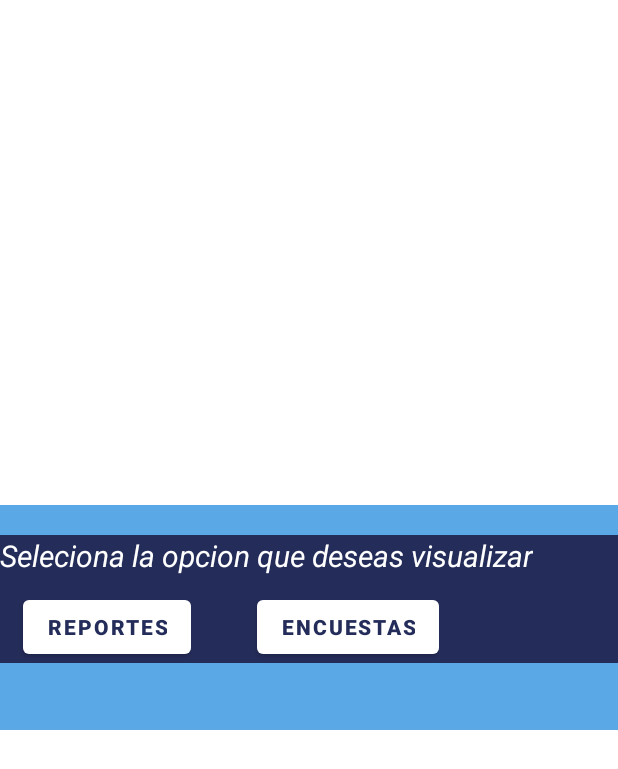
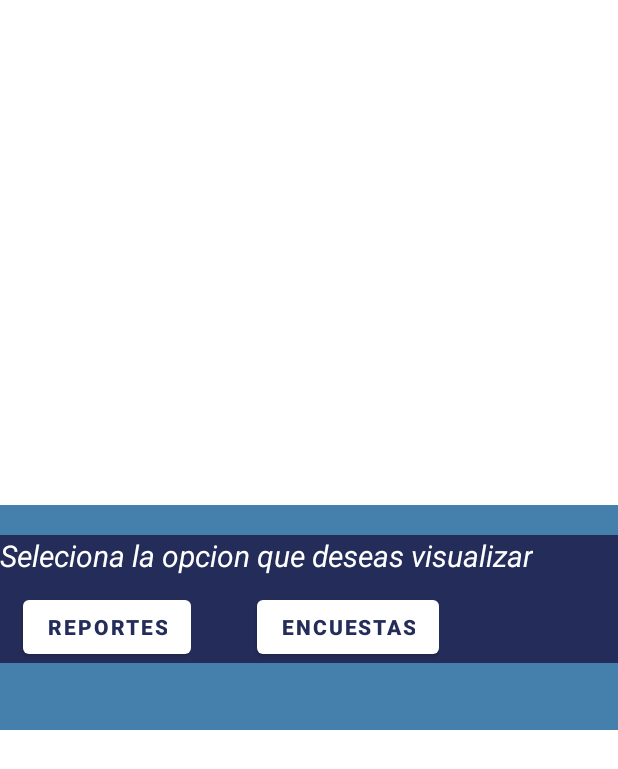
Before and after one commit to Abdiel-RB/Administradordereportes, an Android app built with Jetpack Compose: the layout opciones_pop_up.xml on its own in the app's theme, with its tools: preview values and no code run, on a phone screen of 412 x 824 dp. Shown: the top 769 px of the screen. Run offline under Robolectric (Android 15) with nearby library versions, the phone set to English and light mode, and no system bars.

Commit message:
Contrastes de color
23/08/23

```diff
--- a/app/src/main/res/layout/card_view_perfil_estudiante.xml
+++ b/app/src/main/res/layout/card_view_perfil_estudiante.xml
@@ -55,9 +55,9 @@
                 android:layout_marginLeft="20dp"
                 android:contentDescription="@string/nav_header_desc"
                 android:paddingTop="@dimen/nav_header_vertical_spacing"
-                app:civ_border_color="#3F51B5"
+                app:civ_border_color="#242C59"
                 app:civ_border_width="2dp"
-                app:civ_circle_background_color="@color/black"
+
                 app:srcCompat="@mipmap/ic_launcher_round" />
 
             <LinearLayout
--- a/app/src/main/res/layout/opciones_pop_up.xml
+++ b/app/src/main/res/layout/opciones_pop_up.xml
@@ -3,7 +3,7 @@
     android:layout_width="match_parent"
     android:layout_height="150dp"
     xmlns:app="http://schemas.android.com/apk/res-auto"
-    android:background="@color/purple_500"
+    android:background="@color/purple_700"
     android:orientation="vertical"
 
     android:layout_gravity="center">
--- a/app/src/main/res/values/colors.xml
+++ b/app/src/main/res/values/colors.xml
@@ -3,12 +3,12 @@
     <!-- menu OSCURO-->
     <color name="purple_200">#3949AB</color>
     <!-- menu CLARO-->
-    <color name="purple_500">#5AA9E6</color>
+    <color name="purple_500">#242C59</color>
 
     <!-- barra notificaciones -->
-    <color name="purple_700">#5ADAE6</color>
+    <color name="purple_700">#F53E7AA8</color>
     <color name="teal_200">#FF03DAC5</color>
-    <color name="teal_700">#8C42CD</color>
+    <color name="teal_700">#242C59</color>
     <color name="black">#FF000000</color>
     <color name="white">#FFFFFFFF</color>
 </resources>
```
